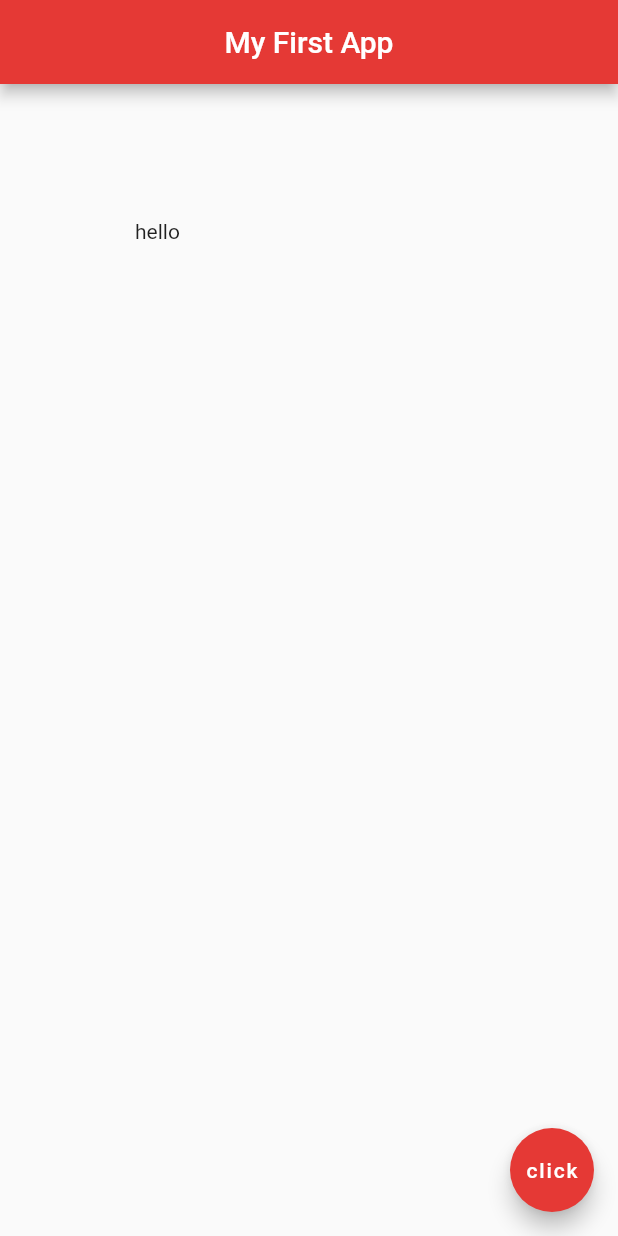
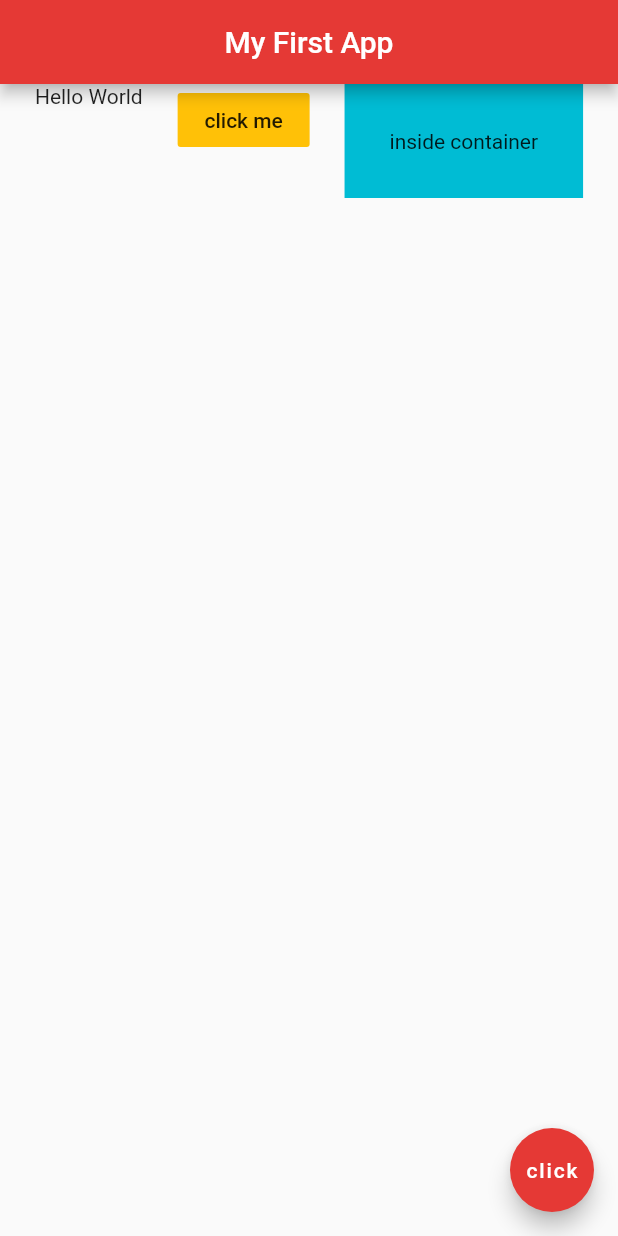
Before and after one commit to Satvik782/FlutterBasics, a Flutter app: the screen it shows after launch, on a phone screen of 412 x 824 dp. Run offline on Flutter 3.47's test engine with Material 2 defaults, Android fonts, the phone set to English and light mode, and no system bars.

Commit message:
lesson 11

```diff
--- a/lib/main.dart
+++ b/lib/main.dart
@@ -1,3 +1,4 @@
+import 'package:flutter/cupertino.dart';
 import 'package:flutter/material.dart';
 
 void main()=> runApp(MaterialApp(
@@ -14,9 +15,22 @@ class Home extends StatelessWidget {
         centerTitle: true,
         backgroundColor: Colors.red[600],
       ),
-      body: Padding(
-        padding: EdgeInsets.all(90.0),
-        child: Text('hello'),
+      body: Row(
+        mainAxisAlignment: MainAxisAlignment.spaceEvenly,
+        crossAxisAlignment: CrossAxisAlignment.start,
+        children: <Widget>[
+          Text('Hello World'),
+          FlatButton(
+              onPressed: (){},
+              color: Colors.amber,
+              child: Text('click me')
+          ),
+          Container(
+            color: Colors.cyan,
+            padding: EdgeInsets.all(30.0),
+            child: Text('inside container'),
+          )
+        ],
       ),
       floatingActionButton: FloatingActionButton(
         onPressed: (){},
```
